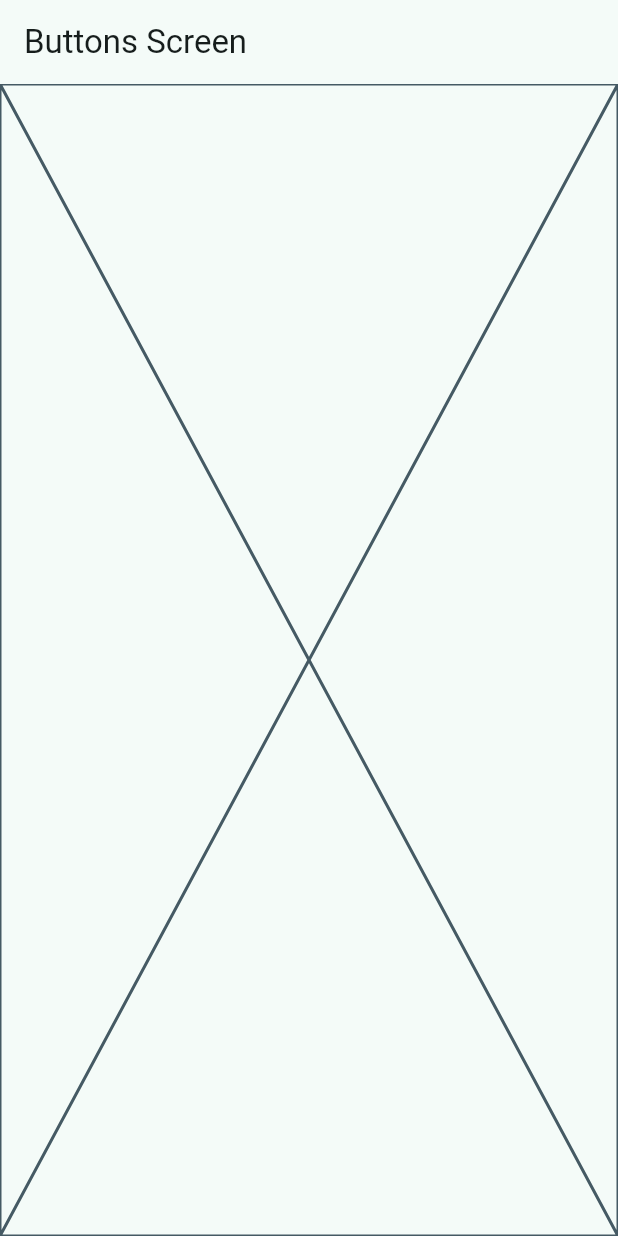
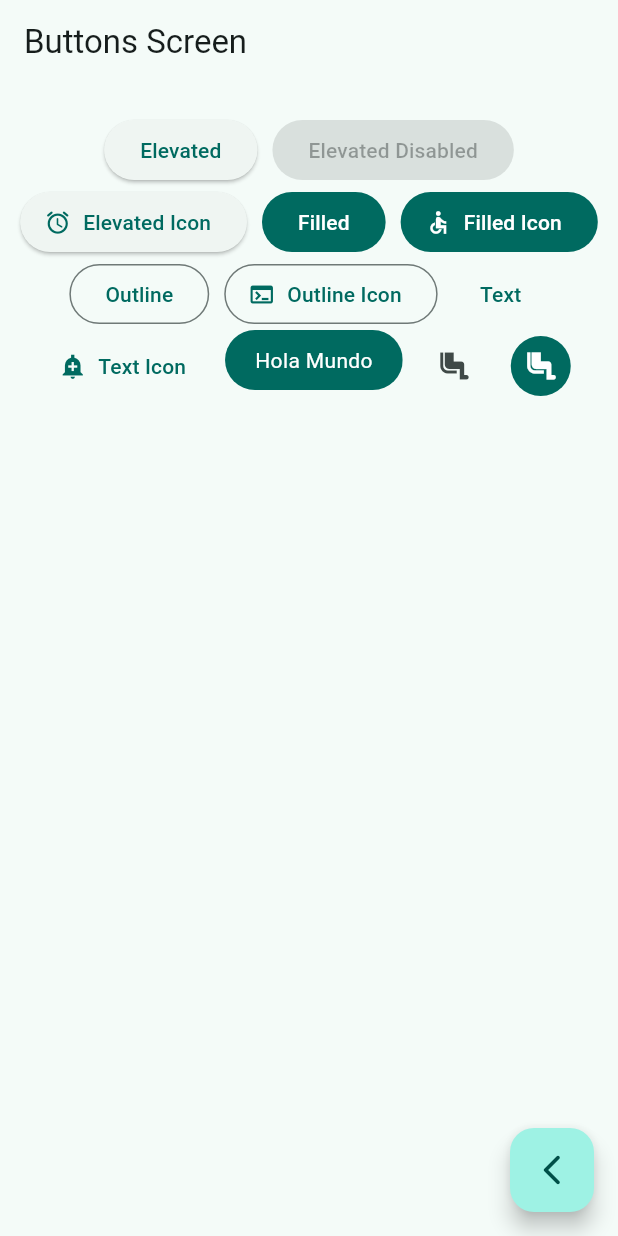
Before and after one commit to CDiegoSV/widgets_app, a Flutter app: the ButtonsScreen screen opened by its route, on a phone screen of 412 x 824 dp. Run offline on Flutter 3.47's test engine with Material 3 defaults, Android fonts, the phone set to English and light mode, and no system bars; our stand-ins replace go_router.

Commit message:
Button Screen Updated

```diff
--- a/lib/presentation/screens/buttons/buttons_screen.dart
+++ b/lib/presentation/screens/buttons/buttons_screen.dart
@@ -1,4 +1,5 @@
 import 'package:flutter/material.dart';
+import 'package:go_router/go_router.dart';
 
 class ButtonsScreen extends StatelessWidget {
 
@@ -13,7 +14,103 @@ class ButtonsScreen extends StatelessWidget {
       appBar:  AppBar(
         title: const Text("Buttons Screen"),
       ),
-      body: const Placeholder(),
+      body: _ButtonsView(),
+      floatingActionButton: FloatingActionButton(
+        child: Icon(Icons.arrow_back_ios_new_rounded),
+        onPressed: () {
+          context.pop();
+        },
+      ),
     );
   }
 }
+
+class _ButtonsView extends StatelessWidget {
+  const _ButtonsView();
+
+  @override
+  Widget build(BuildContext context) {
+
+    final colors = Theme.of(context).colorScheme;
+
+    return SizedBox(
+      width: double.infinity,
+      child: Padding(
+        padding: const  EdgeInsets.symmetric( horizontal: 10, vertical: 20),
+        child: Wrap(
+          spacing: 10,
+          alignment: WrapAlignment.center,
+          children: [
+            ElevatedButton(onPressed: () {}, child: const Text('Elevated')),
+            const ElevatedButton(onPressed: null, child: Text('Elevated Disabled')),
+
+            ElevatedButton.icon(onPressed: () {},
+              icon: Icon(Icons.access_alarm_rounded),
+              label: Text('Elevated Icon')
+            ),
+
+            FilledButton(onPressed: () {}, child: const Text('Filled')),
+            FilledButton.icon(
+              onPressed: () {},
+              icon: const Icon(Icons.accessible_sharp),
+              label: Text('Filled Icon'),
+            ),
+
+            OutlinedButton(onPressed: () {}, child: const Text('Outline')),
+            OutlinedButton.icon(
+              onPressed: () {},
+              label: const Text('Outline Icon'),
+              icon: const Icon(Icons.terminal),
+            ),
+
+            TextButton(onPressed: () {}, child: const Text('Text')),
+            TextButton.icon(
+              onPressed: () {},
+              label: const Text('Text Icon'),
+              icon: Icon(Icons.add_alert_sharp),
+            ),
+
+            const CustomButton(),
+
+            IconButton(onPressed: () {}, icon: const Icon(Icons.airline_seat_legroom_normal_outlined)),
+            IconButton(
+              onPressed: () {},
+              icon: const Icon(Icons.airline_seat_legroom_normal_outlined),
+              style: ButtonStyle(
+                backgroundColor: WidgetStatePropertyAll(colors.primary),
+                iconColor: const WidgetStatePropertyAll(Colors.white),
+              ),
+            ),
+          ],
+        ),
+      ),
+    );
+  }
+}
+
+
+
+class CustomButton extends StatelessWidget {
+  const CustomButton({super.key});
+
+  @override
+  Widget build(BuildContext context) {
+
+    final colors = Theme.of(context).colorScheme;
+
+    return ClipRRect(
+      borderRadius: BorderRadiusGeometry.circular(20),
+      child: Material(
+        color: colors.primary,
+
+        child: InkWell(
+          onTap: () {},
+          child: Padding(
+            padding: const EdgeInsets.symmetric(horizontal: 20, vertical: 10),
+            child: Text('Hola Mundo', style: TextStyle(color: Colors.white),),
+          ),
+        ),
+      ),
+    );
+  }
+}
--- a/lib/presentation/screens/home/home_screen.dart
+++ b/lib/presentation/screens/home/home_screen.dart
@@ -2,7 +2,6 @@
 import 'package:flutter/material.dart';
 import 'package:go_router/go_router.dart';
 import 'package:widgets_app/config/theme/menu/menu_item.dart';
-import 'package:widgets_app/presentation/screens/cards/cards_screen.dart';
 
 class HomeScreen extends StatelessWidget {
 
```
